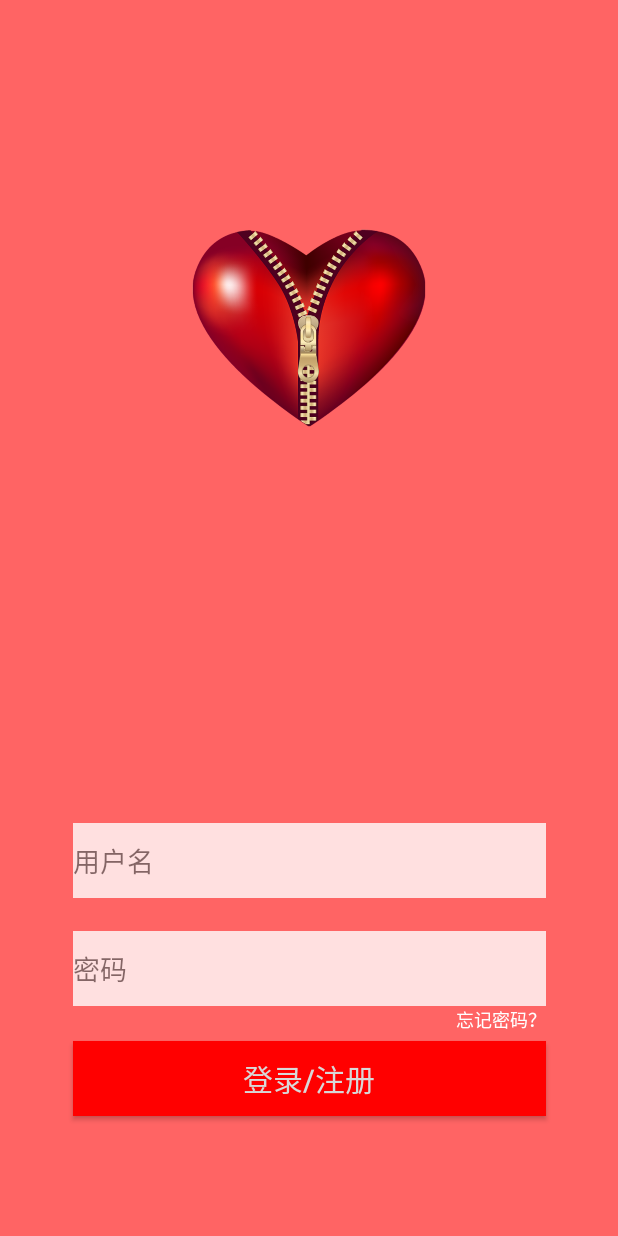
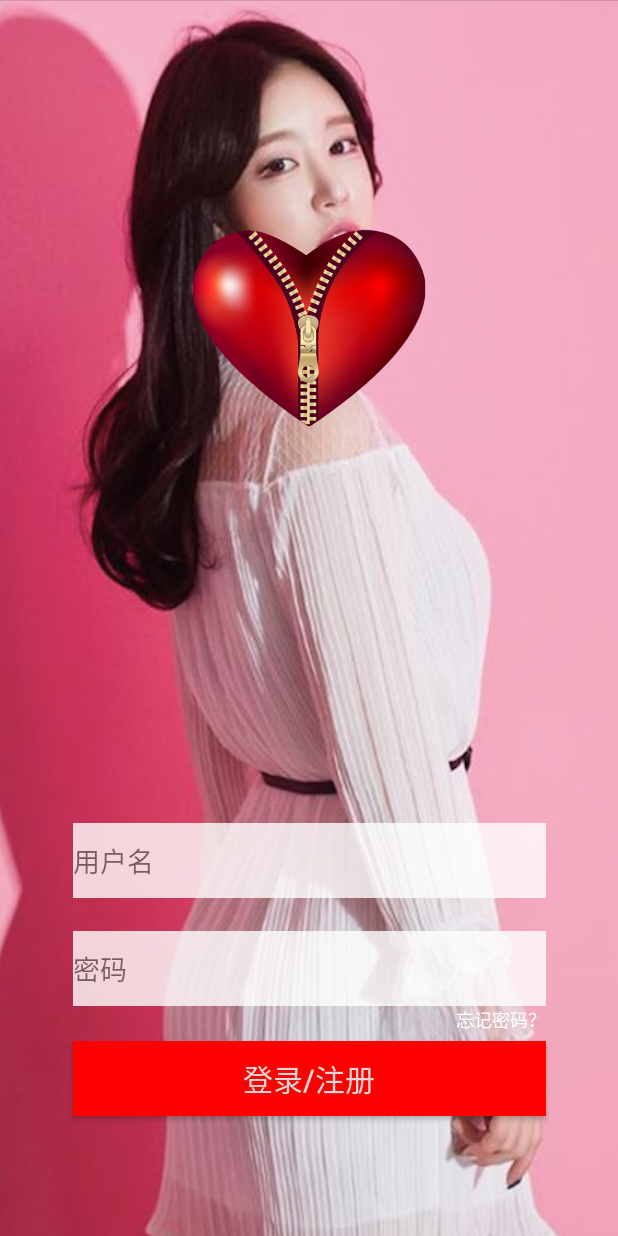
Before and after one commit to chenqiangdage/freeray, an Android app: the layout activity_login.xml on its own in the app's theme, with its tools: preview values and no code run, on a phone screen of 412 x 824 dp. Run offline under Robolectric (Android 15) with nearby library versions, the phone set to English and light mode, and no system bars.

Commit message:
添加一个背景图片

```diff
--- a/app/src/main/res/layout/activity_login.xml
+++ b/app/src/main/res/layout/activity_login.xml
@@ -4,7 +4,7 @@
     xmlns:tools="http://schemas.android.com/tools"
     android:layout_width="match_parent"
     android:layout_height="match_parent"
-    android:background="#FF6464"
+    android:background="@mipmap/defaultbackground2"
     tools:context=".activity.LoginActivity">
 
     <ImageView
```
Also changed, not shown: app/src/main/res/mipmap-hdpi/defaultbackground.jpg (added), app/src/main/res/mipmap-hdpi/defaultbackground2.png (added).
